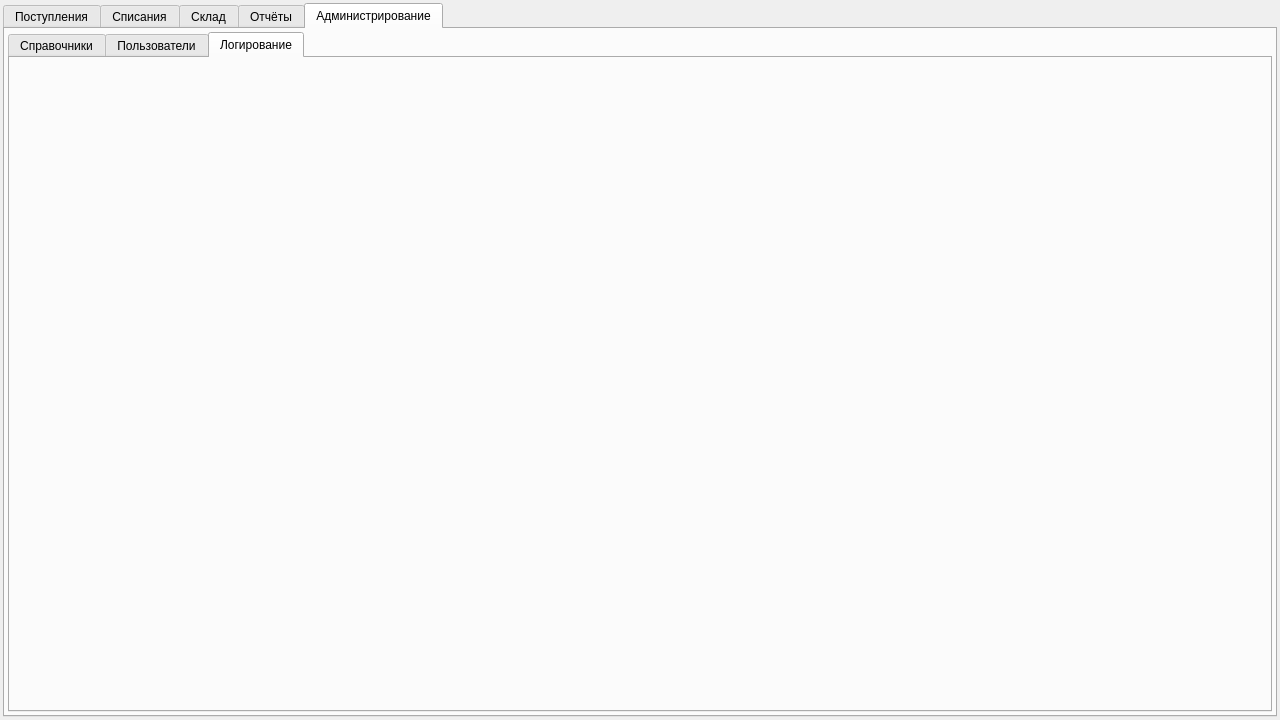
The window that dp_kalugina_desktop/mainwidget.ui (Dimand04/dp_kalugina) describes before a commit, drawn with Qt 5.
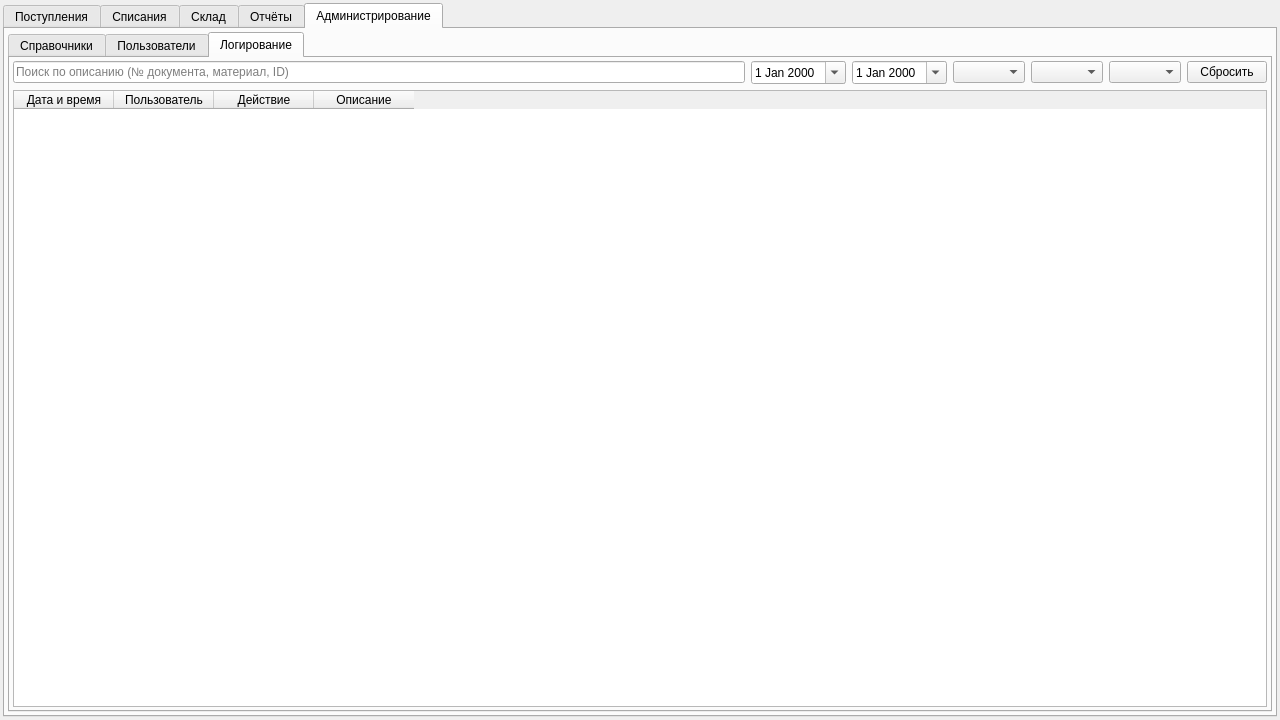
The same window after the commit. The open tabs and pages were chosen to show the change. Icons and pictures are not drawn. Custom widgets are drawn as their Qt base class.

Diff of the .ui file:
```diff
--- a/dp_kalugina_desktop/mainwidget.ui
+++ b/dp_kalugina_desktop/mainwidget.ui
@@ -3523,6 +3523,105 @@
           <attribute name="title">
            <string>Логирование</string>
           </attribute>
+          <layout class="QGridLayout" name="gridLayout_32">
+           <property name="leftMargin">
+            <number>3</number>
+           </property>
+           <property name="topMargin">
+            <number>3</number>
+           </property>
+           <property name="rightMargin">
+            <number>3</number>
+           </property>
+           <property name="bottomMargin">
+            <number>3</number>
+           </property>
+           <item row="0" column="4">
+            <widget class="QComboBox" name="cb_log_type"/>
+           </item>
+           <item row="0" column="2">
+            <widget class="QDateEdit" name="de_log_end">
+             <property name="maximumSize">
+              <size>
+               <width>100</width>
+               <height>16777215</height>
+              </size>
+             </property>
+             <property name="calendarPopup">
+              <bool>true</bool>
+             </property>
+            </widget>
+           </item>
+           <item row="0" column="0">
+            <widget class="QLineEdit" name="le_log_search">
+             <property name="placeholderText">
+              <string>Поиск по описанию (№ документа, материал, ID)</string>
+             </property>
+            </widget>
+           </item>
+           <item row="0" column="3">
+            <widget class="QComboBox" name="cb_log_period"/>
+           </item>
+           <item row="0" column="5">
+            <widget class="QComboBox" name="cb_log_user"/>
+           </item>
+           <item row="0" column="1">
+            <widget class="QDateEdit" name="de_log_start">
+             <property name="maximumSize">
+              <size>
+               <width>100</width>
+               <height>16777215</height>
+              </size>
+             </property>
+             <property name="calendarPopup">
+              <bool>true</bool>
+             </property>
+            </widget>
+           </item>
+           <item row="0" column="6">
+            <widget class="QPushButton" name="pb_log_reset">
+             <property name="text">
+              <string>Сбросить</string>
+             </property>
+            </widget>
+           </item>
+           <item row="1" column="0" colspan="7">
+            <widget class="QTableWidget" name="tw_logs">
+             <property name="editTriggers">
+              <set>QAbstractItemView::EditTrigger::NoEditTriggers</set>
+             </property>
+             <property name="selectionMode">
+              <enum>QAbstractItemView::SelectionMode::NoSelection</enum>
+             </property>
+             <property name="verticalScrollMode">
+              <enum>QAbstractItemView::ScrollMode::ScrollPerPixel</enum>
+             </property>
+             <attribute name="verticalHeaderVisible">
+              <bool>false</bool>
+             </attribute>
+             <column>
+              <property name="text">
+               <string>Дата и время</string>
+              </property>
+             </column>
+             <column>
+              <property name="text">
+               <string>Пользователь</string>
+              </property>
+             </column>
+             <column>
+              <property name="text">
+               <string>Действие</string>
+              </property>
+             </column>
+             <column>
+              <property name="text">
+               <string>Описание</string>
+              </property>
+             </column>
+            </widget>
+           </item>
+          </layout>
          </widget>
         </widget>
        </item>
```
Left out of the diff: 18 changed lines with no effect on the pictures.
